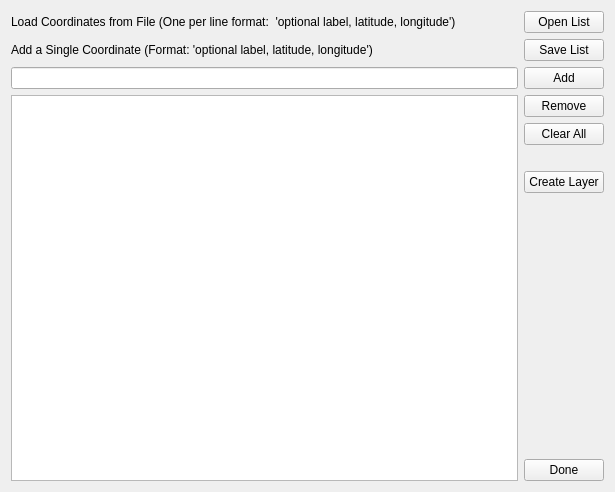
First picture: the form in ui/multiZoomDialog.ui, repository NationalSecurityAgency/qgis-latlontools-plugin, before the edit.
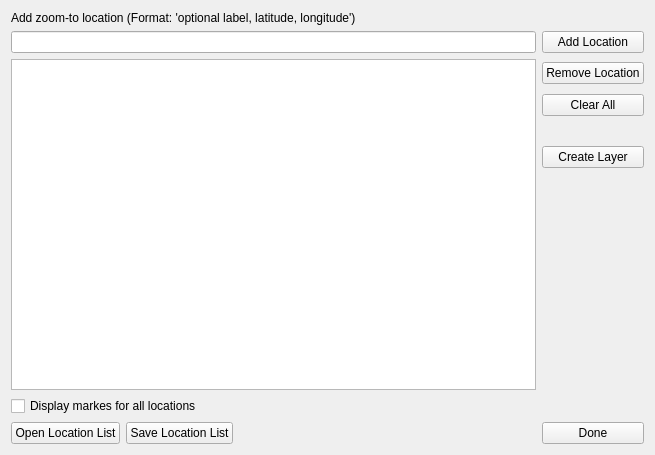
Second picture: the form after the edit.

Commit message: Added show all markers check box.

```diff
--- a/ui/multiZoomDialog.ui
+++ b/ui/multiZoomDialog.ui
@@ -6,73 +6,98 @@
    <rect>
     <x>0</x>
     <y>0</y>
-    <width>615</width>
-    <height>492</height>
+    <width>655</width>
+    <height>455</height>
    </rect>
   </property>
   <property name="windowTitle">
    <string>Multi-Location Zoom</string>
   </property>
+  <layout class="QVBoxLayout" name="verticalLayout">
+   <item>
   <layout class="QGridLayout" name="gridLayout">
-   <item row="0" column="1">
-    <widget class="QPushButton" name="browseButton">
+     <item row="4" column="0">
+      <layout class="QHBoxLayout" name="horizontalLayout">
+       <item>
+        <widget class="QPushButton" name="openButton">
      <property name="text">
-      <string>Open List</string>
+          <string>Open Location List</string>
      </property>
      <property name="autoDefault">
       <bool>false</bool>
      </property>
     </widget>
    </item>
-   <item row="1" column="1">
+       <item>
     <widget class="QPushButton" name="saveButton">
      <property name="text">
-      <string>Save List</string>
+          <string>Save Location List</string>
      </property>
      <property name="autoDefault">
       <bool>false</bool>
      </property>
     </widget>
    </item>
-   <item row="2" column="1">
-    <widget class="QPushButton" name="addButton">
-     <property name="text">
-      <string>Add</string>
-     </property>
-     <property name="autoDefault">
-      <bool>false</bool>
-     </property>
-     <property name="default">
-      <bool>false</bool>
-     </property>
-    </widget>
+       <item>
+        <spacer name="horizontalSpacer">
+         <property name="orientation">
+          <enum>Qt::Horizontal</enum>
+         </property>
+         <property name="sizeHint" stdset="0">
+          <size>
+           <width>40</width>
+           <height>20</height>
+          </size>
+         </property>
+        </spacer>
+       </item>
+      </layout>
+     </item>
+     <item row="1" column="0">
+      <widget class="QLineEdit" name="addLineEdit"/>
    </item>
    <item row="0" column="0">
     <widget class="QLabel" name="label">
      <property name="text">
-      <string>Load Coordinates from File (One per line format:  'optional label, latitude, longitude')</string>
+        <string>Add zoom-to location (Format: 'optional label, latitude, longitude')</string>
      </property>
     </widget>
    </item>
    <item row="2" column="0">
-    <widget class="QLineEdit" name="coordTxt"/>
-   </item>
-   <item row="1" column="0">
-    <widget class="QLabel" name="label_2">
-     <property name="text">
-      <string>Add a Single Coordinate (Format: 'optional label, latitude, longitude')</string>
-     </property>
-    </widget>
-   </item>
-   <item row="3" column="0">
     <widget class="QTableWidget" name="resultsTable"/>
    </item>
-   <item row="3" column="1">
-    <layout class="QVBoxLayout" name="verticalLayout">
+     <item row="1" column="1">
+      <widget class="QPushButton" name="addButton">
+       <property name="text">
+        <string>Add Location</string>
+       </property>
+       <property name="autoDefault">
+        <bool>false</bool>
+       </property>
+      </widget>
+     </item>
+     <item row="4" column="1">
+      <widget class="QPushButton" name="doneButton">
+       <property name="text">
+        <string>Done</string>
+       </property>
+       <property name="autoDefault">
+        <bool>false</bool>
+       </property>
+      </widget>
+     </item>
+     <item row="2" column="1">
+      <layout class="QVBoxLayout" name="verticalLayout_2">
+       <property name="spacing">
+        <number>10</number>
+       </property>
+       <property name="topMargin">
+        <number>3</number>
+       </property>
      <item>
       <widget class="QPushButton" name="removeButton">
        <property name="text">
-        <string>Remove</string>
+          <string>Remove Location</string>
        </property>
        <property name="autoDefault">
         <bool>false</bool>
@@ -128,13 +153,12 @@
        </property>
       </spacer>
      </item>
-     <item>
-      <widget class="QPushButton" name="doneButton">
+      </layout>
+     </item>
+     <item row="3" column="0">
+      <widget class="QCheckBox" name="showAllCheckBox">
        <property name="text">
-        <string>Done</string>
-       </property>
-       <property name="autoDefault">
-        <bool>false</bool>
+        <string>Display markes for all locations</string>
        </property>
       </widget>
      </item>
```
Lines whose indentation alone changed are shown as unchanged. The commit also changes 1 other file.
